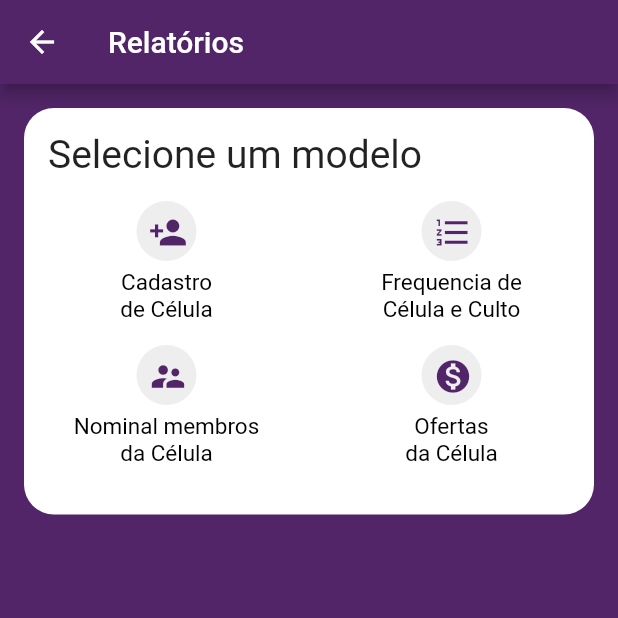
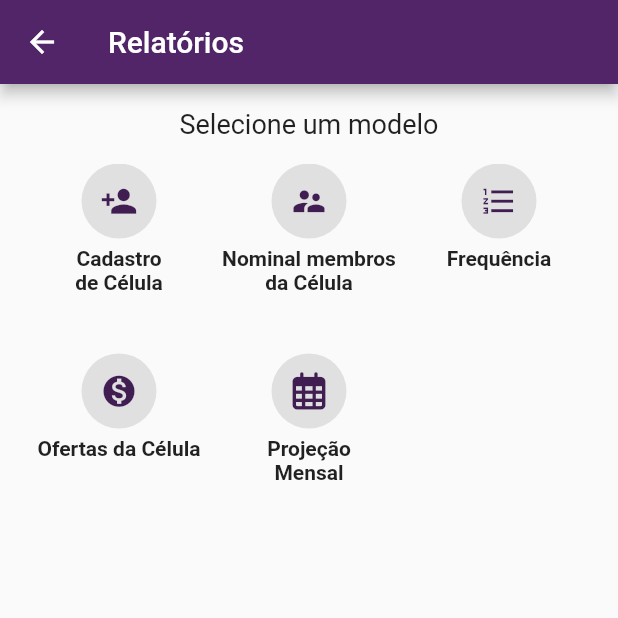
Before and after one commit to neberson/celulas_vide, a Flutter app: the ReportHome screen opened directly, on a phone screen of 412 x 824 dp, the top half of it. Run offline on Flutter 3.47's test engine with Material 2 defaults, Android fonts, the phone set to English and light mode, and no system bars; our stand-ins replace cloud_firestore, data_connection_checker, firebase_auth, firebase_storage, flutter_custom_clippers, flutter_masked_text and 7 more; missing offline and left inert: flutter_full_pdf_viewer, via_cep; accounts and stored records are empty; generated files the repository leaves out were written again.

Commit message:
Adição do item de projeção mensal nos relatorios

```diff
--- a/lib/Discipulador/HomeDiscipulador.dart
+++ b/lib/Discipulador/home_discipulador.dart
@@ -21,7 +21,7 @@ class _HomeDiscipuladorState extends State<HomeDiscipulador> {
     Categoria("Dados das Células","/PerfilDiscipulador", icone: FontAwesomeIcons.globeAsia),
     Categoria("Membros","/MembrosDiscipulador", icone: FontAwesomeIcons.users),
     Categoria("Convites","/ConvitesDiscipulador", icone: FontAwesomeIcons.envelope),
-    Categoria("Números da célula","/ReportsHome", icone: FontAwesomeIcons.calculator),
+    Categoria("Relatórios","/ReportsHome", icone: FontAwesomeIcons.calculator),
   ];
 
   _escolhaMenuItem(String item) {
--- a/lib/LoginPage.dart
+++ b/lib/LoginPage.dart
@@ -1,5 +1,5 @@
 import 'package:celulas_vide/Controller/loginUsuario.dart';
-import 'package:celulas_vide/Discipulador/HomeDiscipulador.dart';
+import 'package:celulas_vide/Discipulador/home_discipulador.dart';
 import 'package:celulas_vide/Model/Celula.dart';
 import 'package:celulas_vide/Tela_Cadastrar.dart';
 import 'package:celulas_vide/repository/services.dart';
--- a/lib/reports/report_home.dart
+++ b/lib/reports/report_home.dart
@@ -29,7 +29,6 @@ class _ReportHomeState extends State<ReportHome> {
   @override
   Widget build(BuildContext context) {
     return Scaffold(
-      backgroundColor: Theme.of(context).backgroundColor,
       appBar: AppBar(
         backgroundColor: Theme.of(context).backgroundColor,
         title: Text('Relatórios'),
@@ -40,69 +39,66 @@ class _ReportHomeState extends State<ReportHome> {
 
   _body() {
     return SingleChildScrollView(
+      child: Container(
+        margin: EdgeInsets.only(left: 16, right: 16),
         child: Column(
           children: [
             Container(
-            margin: EdgeInsets.only(left: 16, right: 16, top: 16),
-            padding: EdgeInsets.only(bottom: 32),
-            width: MediaQuery.of(context).size.width,
-            decoration: BoxDecoration(
-                color: Colors.white, borderRadius: BorderRadius.circular(20)),
-            child: Column(
-              crossAxisAlignment: CrossAxisAlignment.start,
-              children: [
-                Container(
-                    margin: EdgeInsets.only(
-                        left: 16, right: 16, top: 16, bottom: 16),
+              margin: EdgeInsets.only(top: 16, bottom: 16),
+              child: Center(
                 child: Text(
                   'Selecione um modelo',
-                      style: TextStyle(fontSize: 26),
-                    )),
-                Row(
-                  mainAxisAlignment: MainAxisAlignment.spaceAround,
-                  children: [
-                    Flexible(
-                      flex: 2,
-                      child: Column(
-                        children: [
-                          _itemTypeReport('Cadastro\nde Célula',
-                              Icons.person_add, _onClickReportCellRegistration),
-                          SizedBox(
-                            height: 15,
-                          ),
-                          _itemTypeReport('Nominal membros\nda Célula',
-                              Icons.supervisor_account, _onClickReportNominal),
-                        ],
+                  style: TextStyle(fontSize: 18),
                 ),
               ),
-                    Flexible(
-                      flex: 2,
-                      child: Column(
+            ),
+            Container(
+              height: 250,
+              child: GridView.count(
+                physics: NeverScrollableScrollPhysics(),
+               crossAxisCount: encargo == 'Discipulador' ? 3 : 2,
                 children: [
-                          _itemTypeReport(
-                              'Frequencia de\nCélula e Culto',
-                              Icons.format_list_numbered,
-                              _onClickReportFrequence),
-                          SizedBox(
-                            height: 15,
-                          ),
-                          _itemTypeReport('Ofertas\nda Célula',
-                              Icons.monetization_on, _onClickReportOffers)
-                        ],
-                      ),
-                    )
-                  ],
-                )
+                  _itemTypeReport('Cadastro\nde Célula', Icons.person_add, _onClickReportCellRegistration),
+                  _itemTypeReport('Nominal membros da Célula', Icons.supervisor_account, _onClickReportNominal),
+                  _itemTypeReport('Frequência', Icons.format_list_numbered, _onClickReportFrequence),
+                  _itemTypeReport('Ofertas da Célula', Icons.monetization_on, _onClickReportOffers),
+                  if(encargo == 'Discipulador')
+                    _itemTypeReport('Projeção\nMensal', FontAwesomeIcons.calendarAlt, _onClickProjecaoMensal),
                 ],
               ),
             )
           ],
         ),
+      ),
     );
   }
 
+  _itemTypeReport(String title, icon, onPressed) {
+    return Column(
+      children: [
+        CircleAvatar(
+          radius: 25,
+          backgroundColor: Theme.of(context).buttonColor,
+          child: IconButton(
+            icon: Icon(icon, size: 25,),
+            onPressed: onPressed,
+          ),
+        ),
+        const SizedBox(height: 5.0),
+        Text(
+          title,
+          textAlign: TextAlign.center,
+          style: TextStyle(fontWeight: FontWeight.bold, fontSize: 14.0),
+        ),
+      ],
+    );
+  }
+
+  _onClickProjecaoMensal(){
+
+  }
+
   _onClickReportFrequence() async {
-
     var result = await _showDialogDate();
 
     _cDateStart.clear();
@@ -118,7 +114,7 @@ class _ReportHomeState extends State<ReportHome> {
           ),
         );
       } else if (encargo == 'Discipulador') {
-        print('cargo discipulador');
+
         _onClickNavegate(
           RelatorioFrequenciaDiscipulador(
             _dateStart,
@@ -130,7 +126,6 @@ class _ReportHomeState extends State<ReportHome> {
       _cDateStart.clear();
       _cDateEnd.clear();
     }
-
   }
 
   _onClickReportCellRegistration() async {
@@ -172,10 +167,8 @@ class _ReportHomeState extends State<ReportHome> {
     );
   }
 
-  _onClickReportNominal() => Navigator.push(
-      context,
-      MaterialPageRoute(
-          builder: (context) => RelatorioNominalLider()));
+  _onClickReportNominal() => Navigator.push(context,
+      MaterialPageRoute(builder: (context) => RelatorioNominalLider()));
 
   _onClickReportOffers() async {
     var result = await _showDialogDate();
@@ -194,35 +187,6 @@ class _ReportHomeState extends State<ReportHome> {
       _cDateStart.clear();
       _cDateEnd.clear();
     }
-  }
-
-  _itemTypeReport(String title, icon, onPressed) {
-    return Center(
-      child: Column(
-        children: [
-          Container(
-            child: CircleAvatar(
-              backgroundColor: Colors.grey[200],
-              child: IconButton(
-                  icon: Icon(
-                    icon,
-                    color: Theme.of(context).accentColor,
-                    size: 26,
-                  ),
-                  onPressed: onPressed),
-            ),
-          ),
-          SizedBox(
-            height: 5,
-          ),
-          Text(
-            title,
-            textAlign: TextAlign.center,
-            style: TextStyle(color: Colors.black, fontSize: 15),
-          )
-        ],
-      ),
-    );
   }
 
   _showDialogDate() {
```
Lines whose indentation alone changed are shown as unchanged.
